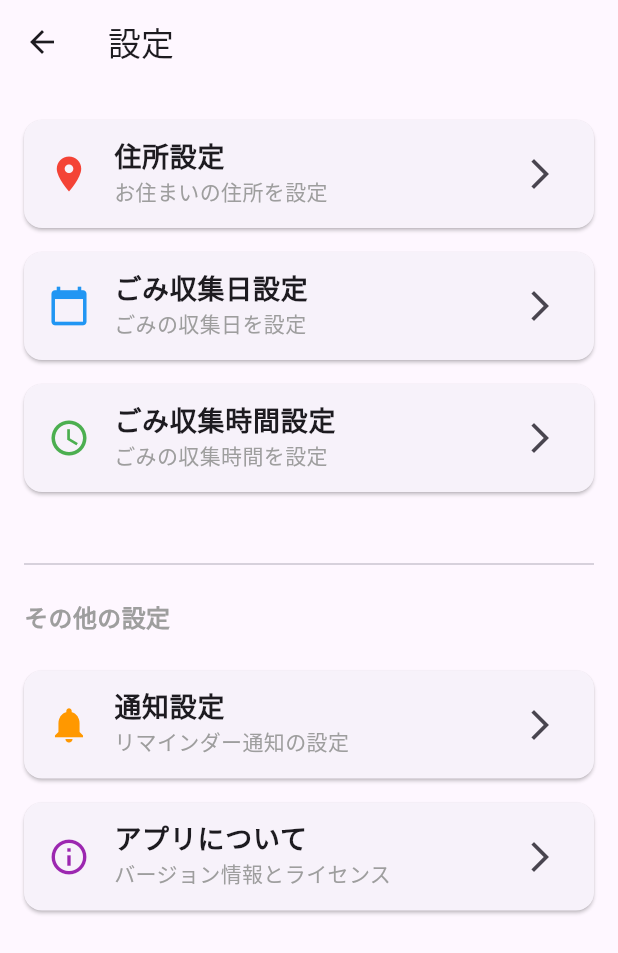
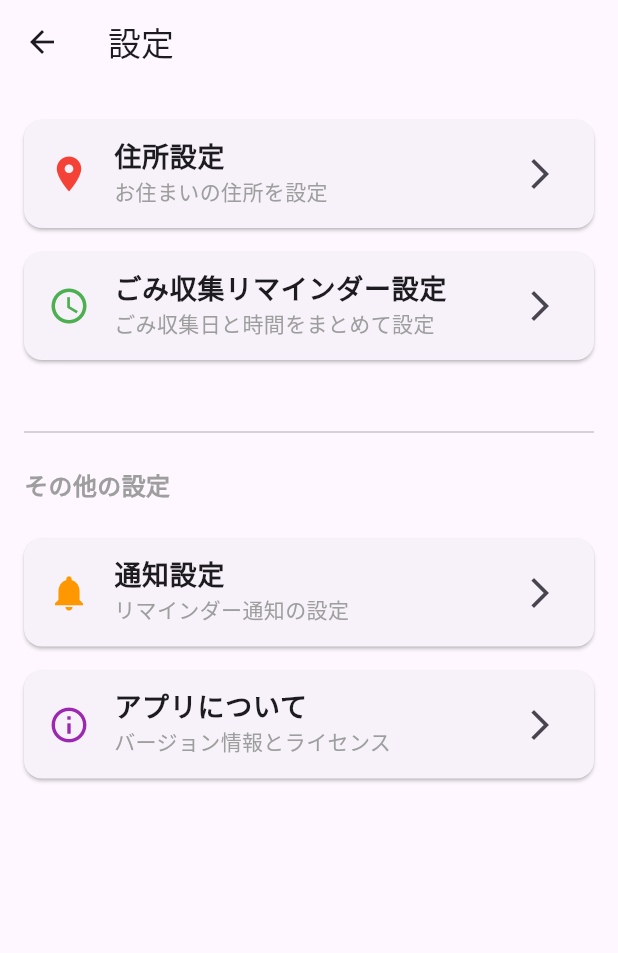
Before and after one commit to kainskains/garbage_app2, a Flutter app: the SettingsScreen screen opened directly, on a phone screen of 412 x 824 dp. Shown: the top 953 px of the screen. Run offline on Flutter 3.47's test engine with Material 3 defaults, Android fonts, the light colour scheme and no system bars; our stand-ins replace image_picker, shared_preferences, table_calendar; missing offline and left inert: tflite_flutter; accounts and stored records are empty.

Commit message:
収集日と収集時間の設定を結合

```diff
--- a/lib/screens/settings_screen.dart
+++ b/lib/screens/settings_screen.dart
@@ -1,8 +1,7 @@
-// lib/screens/settings_screen.dart (住所設定追加版)
+// lib/screens/settings_screen.dart
 import 'package:flutter/material.dart';
-import 'package:garbage_app/screens/date_settings_screen.dart'; // 日付設定画面
-import 'package:garbage_app/screens/time_settings_screen.dart'; // 時間設定画面
 import 'package:garbage_app/screens/address_settings_screen.dart'; // 住所設定画面
+import 'package:garbage_app/screens/reminder_settings_screen.dart'; // 新しく作成するリマインダー設定画面
 
 class SettingsScreen extends StatelessWidget {
   const SettingsScreen({super.key});
@@ -42,53 +41,27 @@ class SettingsScreen extends StatelessWidget {
             ),
           ),
 
-          // ごみ収集日設定
+          // ごみ収集リマインダー設定 (統合された新しい項目)
           Card(
             margin: const EdgeInsets.symmetric(vertical: 8.0),
             child: ListTile(
               leading: const Icon(
-                Icons.calendar_today,
-                color: Colors.blue,
+                Icons.schedule, // 新しいアイコン
+                color: Colors.green, // 新しい色
                 size: 28,
               ),
               title: const Text(
-                'ごみ収集日設定',
+                'ごみ収集リマインダー設定',
                 style: TextStyle(fontSize: 18, fontWeight: FontWeight.bold),
               ),
               subtitle: const Text(
-                'ごみの収集日を設定',
+                'ごみ収集日と時間をまとめて設定',
                 style: TextStyle(color: Colors.grey),
               ),
               trailing: const Icon(Icons.arrow_forward_ios),
               onTap: () {
                 Navigator.of(context).push(
-                  MaterialPageRoute(builder: (context) => const DateSettingsScreen()),
-                );
-              },
-            ),
-          ),
-
-          // ごみ収集時間設定
-          Card(
-            margin: const EdgeInsets.symmetric(vertical: 8.0),
-            child: ListTile(
-              leading: const Icon(
-                Icons.access_time,
-                color: Colors.green,
-                size: 28,
-              ),
-              title: const Text(
-                'ごみ収集時間設定',
-                style: TextStyle(fontSize: 18, fontWeight: FontWeight.bold),
-              ),
-              subtitle: const Text(
-                'ごみの収集時間を設定',
-                style: TextStyle(color: Colors.grey),
-              ),
-              trailing: const Icon(Icons.arrow_forward_ios),
-              onTap: () {
-                Navigator.of(context).push(
-                  MaterialPageRoute(builder: (context) => const TimeSettingsScreen()),
+                  MaterialPageRoute(builder: (context) => const ReminderSettingsScreen()),
                 );
               },
             ),
```
Also changed, not shown: lib/screens/reminder_settings_screen.dart (added, +197 -0 lines).
